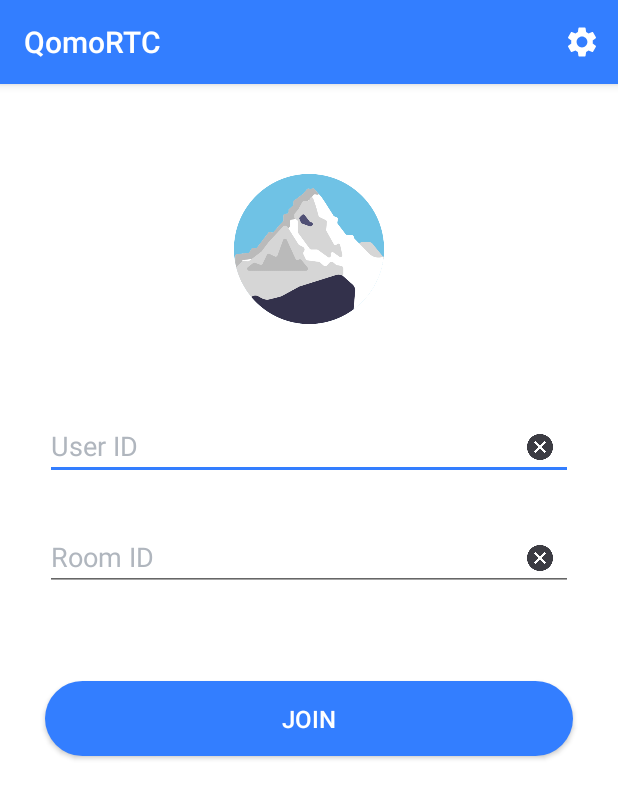
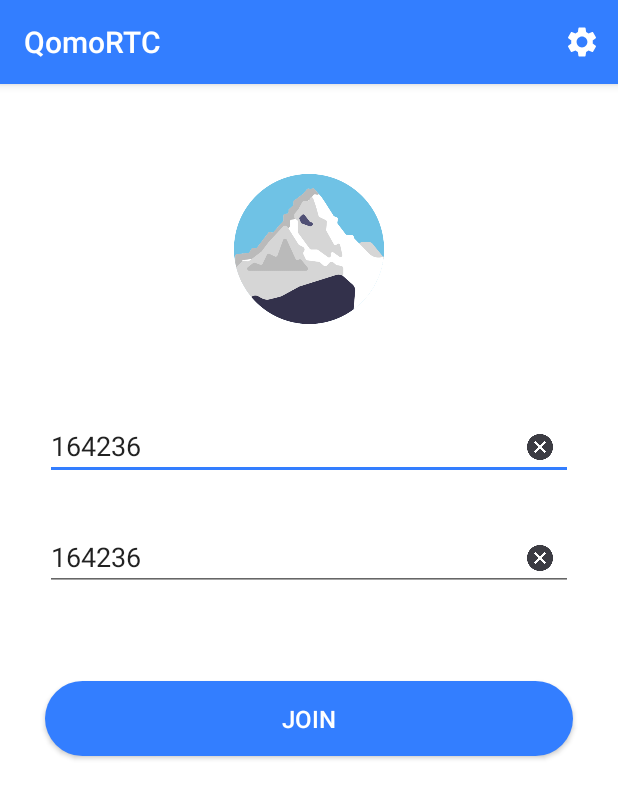
Before and after one commit to Qomosoft/libavstack, an Android app: the screen it shows after launch (MainActivity), on a phone screen of 412 x 824 dp. Shown: the top 799 px of the screen. Run offline under Robolectric (Android 15) with nearby library versions, the phone set to English and light mode, and no system bars.

Commit message:
feat:[webrtc] impl login page

```diff
--- a/projects/QomoRTC/app/src/main/java/com/qomosoft/qomortc/MainActivity.java
+++ b/projects/QomoRTC/app/src/main/java/com/qomosoft/qomortc/MainActivity.java
@@ -1,19 +1,35 @@
 package com.qomosoft.qomortc;
 
+import android.app.Activity;
 import android.content.Intent;
 import android.os.Bundle;
 import android.support.annotation.NonNull;
 import android.support.v7.app.AppCompatActivity;
+import android.text.Editable;
+import android.text.TextWatcher;
 import android.view.Menu;
 import android.view.MenuItem;
+import android.view.View;
+import android.view.inputmethod.InputMethodManager;
+import android.widget.Button;
+import android.widget.EditText;
+import android.widget.ImageView;
+import android.widget.TextView;
 
 public class MainActivity extends AppCompatActivity {
     private static final String TAG = "MainActivity";
+    private TextView hintTv;
+    private EditText userIdEt;
+    private ImageView clearInputUidImg;
+    private EditText roomIdEt;
+    private ImageView clearInputRoomIdImg;
+    private Button joinBtn;
 
     @Override
     protected void onCreate(Bundle savedInstanceState) {
         super.onCreate(savedInstanceState);
         setContentView(R.layout.activity_main);
+        initViews();
     }
 
     @Override
@@ -33,4 +49,81 @@ public class MainActivity extends AppCompatActivity {
         }
         return super.onOptionsItemSelected(item);
     }
+
+    private void initViews() {
+        hintTv = findViewById(R.id.tv_hint);
+        userIdEt = findViewById(R.id.et_user_id);
+        clearInputUidImg = findViewById(R.id.img_clear_input_user_id);
+        roomIdEt = findViewById(R.id.et_room_id);
+        clearInputRoomIdImg = findViewById(R.id.img_clear_input_room_id);
+        joinBtn = findViewById(R.id.btn_join);
+        userIdEt.setText(SettingsCenter.getUserId(getBaseContext()).toString());
+        roomIdEt.setText(SettingsCenter.getRoomId(getBaseContext())); //TODO: remove this line
+
+        // 输入框为空时才显示清除内容的图标
+        userIdEt.addTextChangedListener(new TextWatcher() {
+            @Override
+            public void beforeTextChanged(CharSequence s, int start, int count, int after) {
+
+            }
+
+            @Override
+            public void onTextChanged(CharSequence s, int start, int before, int count) {
+
+            }
+
+            @Override
+            public void afterTextChanged(Editable s) {
+                clearInputUidImg.setVisibility(s == null || s.length() <= 0 ? View.GONE : View.VISIBLE);
+            }
+        });
+        clearInputUidImg.setOnClickListener(v -> {
+            userIdEt.setText("");
+        });
+        roomIdEt.addTextChangedListener(new TextWatcher() {
+            @Override
+            public void beforeTextChanged(CharSequence s, int start, int count, int after) {
+
+            }
+
+            @Override
+            public void onTextChanged(CharSequence s, int start, int before, int count) {
+
+            }
+
+            @Override
+            public void afterTextChanged(Editable s) {
+                clearInputRoomIdImg.setVisibility(s == null || s.length() <= 0 ? View.GONE : View.VISIBLE);
+            }
+        });
+
+        clearInputRoomIdImg.setOnClickListener(v -> {
+            roomIdEt.setText("");
+        });
+
+        joinBtn.setOnClickListener(v -> {
+            Editable userIdEdit = userIdEt.getText();
+            Editable roomIdEdit = roomIdEt.getText();
+            if (userIdEdit == null || userIdEt.length() <= 0) {
+                userIdEt.setText("0");
+            }
+            int uid = Integer.parseInt(userIdEt.getText().toString());
+            SettingsCenter.setUserId(getBaseContext(), uid);
+            if (roomIdEdit == null || roomIdEt.length() <= 0) {
+                hintTv.setVisibility(View.VISIBLE);
+                return;
+            }
+            SettingsCenter.setRoomId(getBaseContext(), roomIdEt.getText().toString());
+            hintTv.setVisibility(View.GONE);
+            //TODO: start MeetingActivity
+            hideSoftKeyboard();
+        });
+    }
+
+    private void hideSoftKeyboard() {
+        if (getCurrentFocus() == null) return;
+        InputMethodManager imm = (InputMethodManager) getSystemService(Activity.INPUT_METHOD_SERVICE);
+        if (imm == null) return;
+        imm.hideSoftInputFromWindow(getCurrentFocus().getWindowToken(), 0);
+    }
 }
--- /dev/null
+++ b/projects/QomoRTC/app/src/main/java/com/qomosoft/qomortc/SettingsCenter.java
@@ -0,0 +1,47 @@
+package com.qomosoft.qomortc;
+
+import android.content.Context;
+import android.text.TextUtils;
+
+import com.qomosoft.qomortc.util.SharedPrefUtils;
+
+import java.util.Random;
+
+public class SettingsCenter {
+    private static final String TAG = "SettingsCenter";
+
+    public static Integer getUserId(Context context) {
+        String key = context.getString(R.string.pref_user_id);
+        int uid = SharedPrefUtils.getIntData(context, key);
+
+        if (uid == 0) {
+            uid = new Random().nextInt(1000000);
+            SharedPrefUtils.saveData(context, key, uid);
+            return uid;
+        }
+
+        return uid;
+    }
+
+    public static void setUserId(Context context, int uid) {
+        String key = context.getString(R.string.pref_user_id);
+        SharedPrefUtils.saveData(context, key, uid);
+    }
+
+    public static String getRoomId(Context context) {
+        String key = context.getString(R.string.pref_room_id);
+        String roomId = SharedPrefUtils.getStringData(context, key);
+
+        if (TextUtils.isEmpty(roomId)) {
+            roomId = Integer.toString(new Random().nextInt(1000000));
+            SharedPrefUtils.saveData(context, key, roomId);
+        }
+
+        return roomId;
+    }
+
+    public static void setRoomId(Context context, String roomId) {
+        String key = context.getString(R.string.pref_room_id);
+        SharedPrefUtils.saveData(context, key, roomId);
+    }
+}
--- /dev/null
+++ b/projects/QomoRTC/app/src/main/java/com/qomosoft/qomortc/util/SharedPrefUtils.java
@@ -0,0 +1,115 @@
+package com.qomosoft.qomortc.util;
+
+import android.content.Context;
+import android.content.SharedPreferences;
+import android.content.SharedPreferences.Editor;
+import android.preference.PreferenceManager;
+
+import com.qomosoft.qomortc.R;
+
+public class SharedPrefUtils {
+
+    private static final String DEFAULT_PREFERENCE = "preferences";
+
+    private SharedPrefUtils() {
+        throw new UnsupportedOperationException(
+            "Should not create instance of Util class. Please use as static..");
+    }
+
+    /**
+     * Gets boolean data.
+     *
+     * @param context the context
+     * @param key     the key
+     * @return the boolean data
+     */
+    static public boolean getBooleanData(Context context, String key) {
+        PreferenceManager.setDefaultValues(context, R.xml.preferences, false);
+        SharedPreferences pref = PreferenceManager.getDefaultSharedPreferences(context);
+        //return context.getSharedPreferences(DEFAULT_PREFERENCE, Context.MODE_PRIVATE).getBoolean(key, false);
+        return pref.getBoolean(key, false);
+    }
+
+    /**
+     * Gets int data.
+     *
+     * @param context the context
+     * @param key     the key
+     * @return the int data
+     */
+    static public int getIntData(Context context, String key) {
+        PreferenceManager.setDefaultValues(context, R.xml.preferences, false);
+        SharedPreferences pref = PreferenceManager.getDefaultSharedPreferences(context);
+        return pref.getInt(key, 0);
+        //return context.getSharedPreferences(DEFAULT_PREFERENCE, Context.MODE_PRIVATE).getInt(key, 0);
+    }
+
+    /**
+     * Gets string data.
+     *
+     * @param context the context
+     * @param key     the key
+     * @return the string data
+     */
+    // Get Data
+    static public String getStringData(Context context, String key) {
+        PreferenceManager.setDefaultValues(context, R.xml.preferences, false);
+        SharedPreferences pref = PreferenceManager.getDefaultSharedPreferences(context);
+        return pref.getString(key, null);
+        //return context.getSharedPreferences(DEFAULT_PREFERENCE, Context.MODE_PRIVATE).getString(key, null);
+    }
+
+    /**
+     * Save data.
+     *
+     * @param context the context
+     * @param key     the key
+     * @param val     the val
+     */
+    // Save Data
+    static public void saveData(Context context, String key, String val) {
+        PreferenceManager.setDefaultValues(context, R.xml.preferences, false);
+        SharedPreferences pref = PreferenceManager.getDefaultSharedPreferences(context);
+        pref.edit().putString(key, val).apply();
+        //context.getSharedPreferences(DEFAULT_PREFERENCE, Context.MODE_PRIVATE).edit().putString(key, val).apply();
+    }
+
+    /**
+     * Save data.
+     *
+     * @param context the context
+     * @param key     the key
+     * @param val     the val
+     */
+    static public void saveData(Context context, String key, int val) {
+        PreferenceManager.setDefaultValues(context, R.xml.preferences, false);
+        SharedPreferences pref = PreferenceManager.getDefaultSharedPreferences(context);
+        pref.edit().putInt(key, val).apply();
+        //context.getSharedPreferences(DEFAULT_PREFERENCE, Context.MODE_PRIVATE).edit().putInt(key, val).apply();
+    }
+
+    /**
+     * Save data.
+     *
+     * @param context the context
+     * @param key     the key
+     * @param val     the val
+     */
+    static public void saveData(Context context, String key, boolean val) {
+        PreferenceManager.setDefaultValues(context, R.xml.preferences, false);
+        SharedPreferences pref = PreferenceManager.getDefaultSharedPreferences(context);
+        pref.edit().putBoolean(key, val).apply();
+        //context.getSharedPreferences(DEFAULT_PREFERENCE, Context.MODE_PRIVATE)
+        //    .edit()
+        //    .putBoolean(key, val)
+        //    .apply();
+    }
+
+    static public Editor getSharedPrefEditor(Context context, String pref) {
+        return context.getSharedPreferences(pref, Context.MODE_PRIVATE).edit();
+    }
+
+    static public void saveData(Editor editor) {
+        editor.apply();
+    }
+}
```
